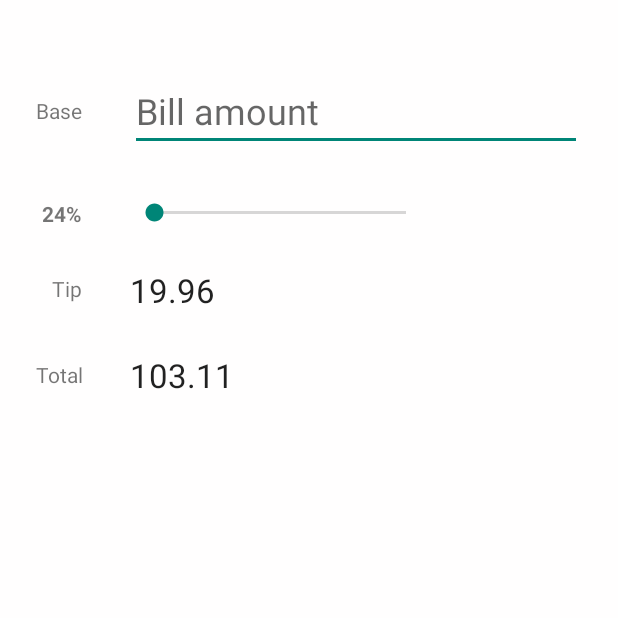
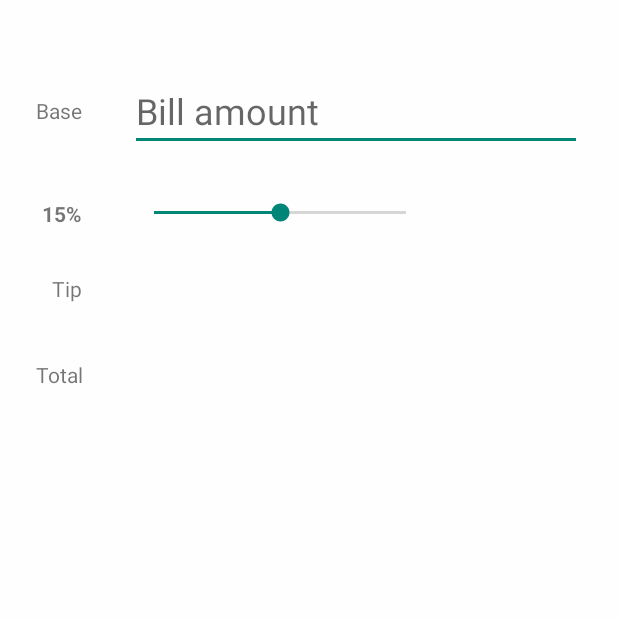
Before and after one commit to Anjasfedo/tippie, an Android app built with Jetpack Compose: the screen it shows after launch (MainActivity), on a phone screen of 412 x 824 dp, the top half of it. Run offline under Robolectric (Android 15) with nearby library versions, the phone set to English and light mode, and no system bars.

Commit message:
feat: tip functionality

```diff
--- a/app/src/main/java/com/example/tippie/MainActivity.kt
+++ b/app/src/main/java/com/example/tippie/MainActivity.kt
@@ -1,6 +1,12 @@
 package com.example.tippie
 
 import android.os.Bundle
+import android.text.Editable
+import android.text.TextWatcher
+import android.util.Log
+import android.widget.EditText
+import android.widget.SeekBar
+import android.widget.TextView
 import androidx.activity.ComponentActivity
 import androidx.activity.compose.setContent
 import androidx.activity.enableEdgeToEdge
@@ -13,28 +19,61 @@ import androidx.compose.ui.Modifier
 import androidx.compose.ui.tooling.preview.Preview
 import com.example.tippie.ui.theme.TippieTheme
 
+private const val TAG = "MainActivity"
+private const val INITIAL_TIP_PERCENT = 15
+
 class MainActivity : ComponentActivity() {
+    private lateinit var etBaseAmount: EditText
+    private lateinit var seekBarTip: SeekBar
+    private lateinit var tvTipPercent: TextView
+    private lateinit var tvTipAmount: TextView
+    private lateinit var tvTotalAmount: TextView
+
+
     override fun onCreate(savedInstanceState: Bundle?) {
         super.onCreate(savedInstanceState)
-//        enableEdgeToEdge()
-        setContentView(
-            R.layout.activity_main
-        )
+        setContentView(R.layout.activity_main)
+
+        etBaseAmount = findViewById(R.id.etBaseAmount)
+        seekBarTip = findViewById(R.id.seekBarTip)
+        tvTipPercent = findViewById(R.id.tvTipPercent)
+        tvTipAmount = findViewById(R.id.tvTipAmount)
+        tvTotalAmount = findViewById(R.id.tvTotalAmount)
+
+        seekBarTip.progress = INITIAL_TIP_PERCENT
+        tvTipPercent.text = "${seekBarTip.progress}%"
+        seekBarTip.setOnSeekBarChangeListener(object : SeekBar.OnSeekBarChangeListener {
+            override fun onProgressChanged(seekbar: SeekBar?, progress: Int, fromUser: Boolean) {
+                Log.i(TAG, "onProgressChanged $progress")
+                tvTipPercent.text = "${progress}%"
+                computeTipAndTotal()
+            }
+
+            override fun onStartTrackingTouch(p0: SeekBar?) {}
+
+            override fun onStopTrackingTouch(p0: SeekBar?) {}
+        })
+
+        etBaseAmount.addTextChangedListener(object : TextWatcher {
+            override fun beforeTextChanged(p0: CharSequence?, p1: Int, p2: Int, p3: Int) {}
+
+            override fun onTextChanged(p0: CharSequence?, p1: Int, p2: Int, p3: Int) {}
+
+            override fun afterTextChanged(p0: Editable?) {
+                Log.i(TAG, "afterTextChanged $p0")
+                computeTipAndTotal()
+            }
+        })
+    }
+
+    private fun computeTipAndTotal() {
+        val baseAmount = etBaseAmount.text.toString().toDouble()
+        val tipPercent = seekBarTip.progress
+
+        val tipAmount = baseAmount * tipPercent / 100
+        val totalAmount = baseAmount + tipAmount
+
+        tvTipAmount.text = "$tipAmount"
+        tvTotalAmount.text = "$totalAmount"
     }
 }
-
-//@Composable
-//fun Greeting(name: String, modifier: Modifier = Modifier) {
-//    Text(
-//        text = "Hello $name!",
-//        modifier = modifier
-//    )
-//}
-//
-//@Preview(showBackground = true)
-//@Composable
-//fun GreetingPreview() {
-//    TippieTheme {
-//        Greeting("Android")
-//    }
-//}
--- a/app/src/main/res/layout/activity_main.xml
+++ b/app/src/main/res/layout/activity_main.xml
@@ -24,14 +24,14 @@
 
     <!-- Tip Percent -->
     <TextView
-        android:id="@+id/tvTipPercentLabel"
+        android:id="@+id/tvTipPercent"
         android:layout_width="wrap_content"
         android:layout_height="wrap_content"
         android:layout_marginTop="32dp"
-        android:text="24%"
         android:textStyle="bold"
         app:layout_constraintEnd_toEndOf="@+id/tvBaseLabel"
-        app:layout_constraintTop_toBottomOf="@id/etBaseAmount" />
+        app:layout_constraintTop_toBottomOf="@id/etBaseAmount"
+        tools:text="24%" />
 
     <!-- Tip Amount -->
 
@@ -40,35 +40,35 @@
         android:layout_width="200dp"
         android:layout_height="wrap_content"
         android:max="30"
-        app:layout_constraintBottom_toBottomOf="@+id/tvTipPercentLabel"
-        app:layout_constraintStart_toEndOf="@id/tvTipPercentLabel"
+        app:layout_constraintBottom_toBottomOf="@+id/tvTipPercent"
+        app:layout_constraintStart_toEndOf="@id/tvTipPercent"
         app:layout_constraintStart_toStartOf="@+id/etBaseAmount"
-        app:layout_constraintTop_toTopOf="@+id/tvTipPercentLabel"
+        app:layout_constraintTop_toTopOf="@+id/tvTipPercent"
         app:layout_constraintVertical_bias="0.0" />
 
     <TextView
         android:id="@+id/tvTotalAmount"
         android:layout_width="wrap_content"
         android:layout_height="wrap_content"
-        android:text="103.11"
         android:textAppearance="@android:style/TextAppearance.Material.Large"
         app:layout_constraintBottom_toBottomOf="@+id/tvTotalLabel"
         app:layout_constraintStart_toEndOf="@id/tvTotalLabel"
         app:layout_constraintStart_toStartOf="@+id/tvTipAmount"
         app:layout_constraintTop_toTopOf="@+id/tvTotalLabel"
-        app:layout_constraintVertical_bias="0.454" />
+        app:layout_constraintVertical_bias="0.454"
+        tools:text="103.11" />
 
     <TextView
         android:id="@+id/tvTipAmount"
         android:layout_width="wrap_content"
         android:layout_height="wrap_content"
-        android:text="19.96"
         android:textAppearance="@android:style/TextAppearance.Material.Large"
         app:layout_constraintBottom_toBottomOf="@+id/tvTipLabel"
         app:layout_constraintStart_toEndOf="@id/tvTipLabel"
         app:layout_constraintStart_toStartOf="@+id/seekBarTip"
         app:layout_constraintTop_toTopOf="@+id/tvTipLabel"
-        app:layout_constraintVertical_bias="0.363" />
+        app:layout_constraintVertical_bias="0.363"
+        tools:text="19.96" />
 
     <EditText
         android:id="@+id/etBaseAmount"
@@ -91,7 +91,7 @@
         android:layout_height="wrap_content"
         android:layout_marginTop="32dp"
         android:text="Tip"
-        app:layout_constraintEnd_toEndOf="@+id/tvTipPercentLabel"
+        app:layout_constraintEnd_toEndOf="@+id/tvTipPercent"
         app:layout_constraintTop_toBottomOf="@id/seekBarTip" />
 
     <!-- Total Amount -->
```
